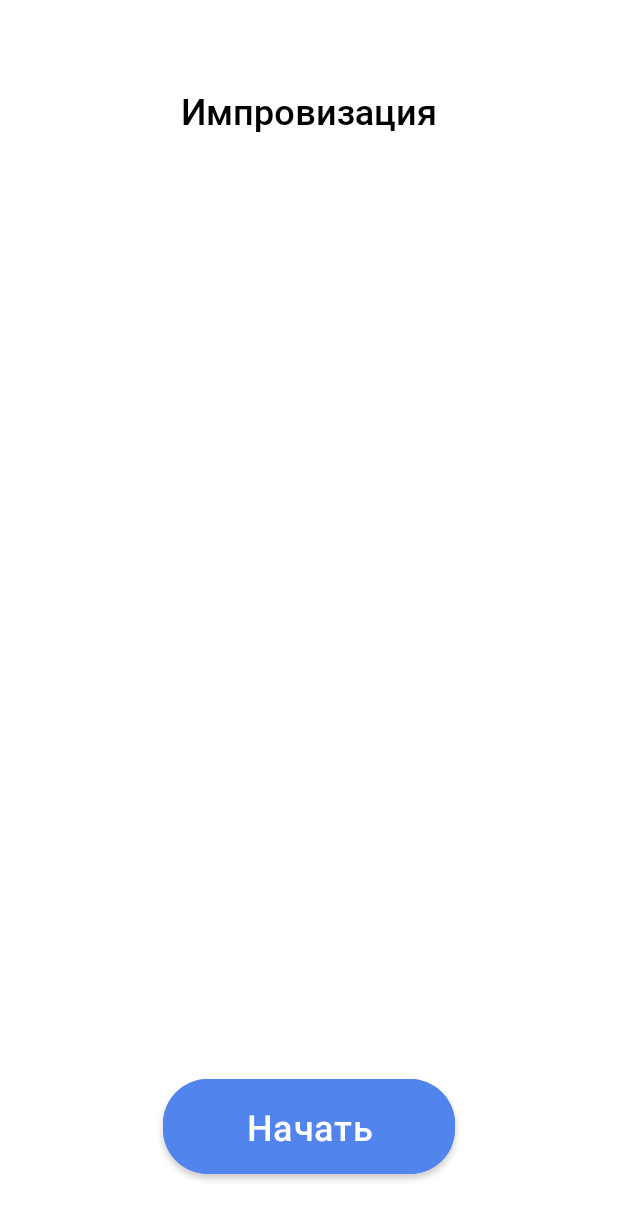
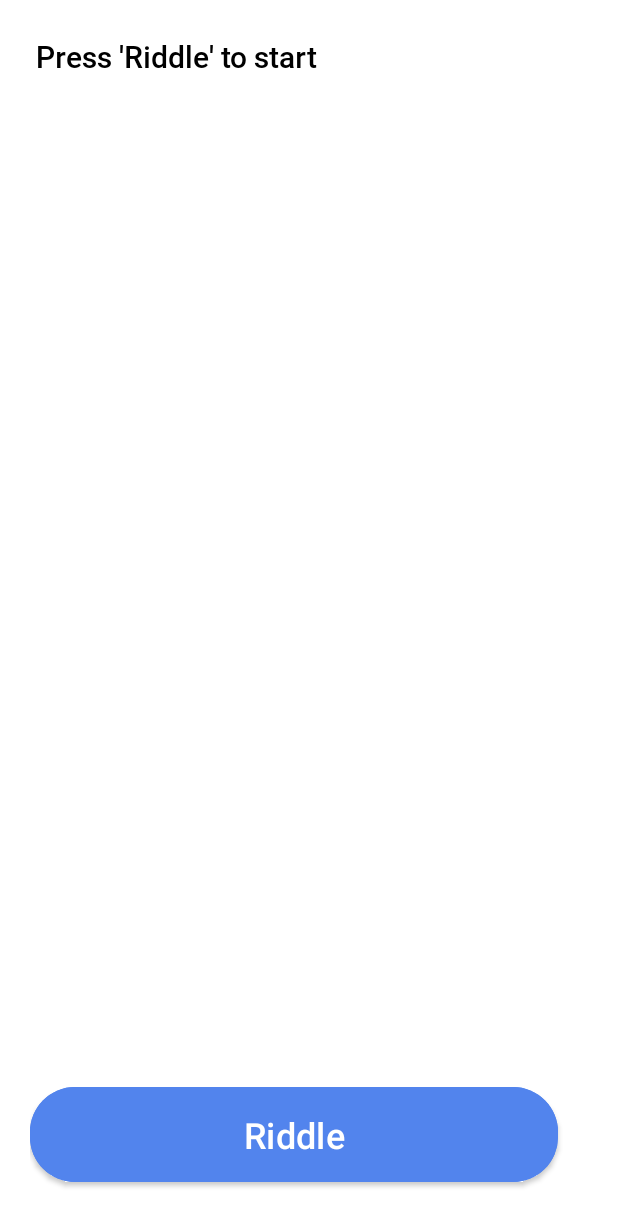
Before and after one commit to LightLLawliet/AliasGame, an Android app: the screen it shows after launch (MainActivity), after a tap on "Начать", on a phone screen of 412 x 824 dp. Shown: the top 1226 px of the screen. Run offline under Robolectric (Android 15) with nearby library versions, the phone set to English and light mode, and no system bars; libraries missing offline, so code that uses them is left out: io.realm; 1 statement that could not run was skipped.

Commit message:
- 006 answer shows by button click

```diff
--- a/app/src/main/java/com/example/alias/data/BaseRepository.kt
+++ b/app/src/main/java/com/example/alias/data/BaseRepository.kt
@@ -1,6 +1,8 @@
 package com.example.alias.data
 
-import CloudDataSource
+import com.example.alias.data.cache.CacheDataSource
+import com.example.alias.data.cache.RiddleResult
+import com.example.alias.data.cloud.CloudDataSource
 import com.example.alias.presentation.RiddleUi
 
 class BaseRepository(
--- a/app/src/main/java/com/example/alias/data/Repository.kt
+++ b/app/src/main/java/com/example/alias/data/Repository.kt
@@ -1,4 +1,6 @@
 package com.example.alias.data
+
+import com.example.alias.data.cache.RiddleResult
 
 
 interface Repository<S, E> {
--- a/app/src/main/java/com/example/alias/data/CacheDataSource.kt
+++ b/app/src/main/java/com/example/alias/data/cache/CacheDataSource.kt
@@ -1,5 +1,7 @@
-package com.example.alias.data
+package com.example.alias.data.cache
 
+import com.example.alias.data.Error
+import com.example.alias.data.Riddle
 import io.realm.Realm
 
 interface CacheDataSource : DataSource {
@@ -25,7 +27,7 @@ interface RiddleResult : Riddle {
 
     fun errorMessage(): String
 
-    class Success(private val riddle: Riddle) : RiddleResult{
+    class Success(private val riddle: Riddle) : RiddleResult {
 
         override fun isSuccessful(): Boolean = true
 
--- a/app/src/main/java/com/example/alias/data/RiddleCache.kt
+++ b/app/src/main/java/com/example/alias/data/cache/RiddleCache.kt
@@ -1,5 +1,6 @@
-package com.example.alias.data
+package com.example.alias.data.cache
 
+import com.example.alias.data.Riddle
 import io.realm.RealmObject
 import io.realm.annotations.PrimaryKey
 
--- a/app/src/main/java/com/example/alias/data/CloudDataSource.kt
+++ b/app/src/main/java/com/example/alias/data/cloud/CloudDataSource.kt
@@ -1,4 +1,8 @@
+package com.example.alias.data.cloud
+
 import com.example.alias.data.*
+import com.example.alias.data.cache.DataSource
+import com.example.alias.data.cache.RiddleResult
 import java.net.UnknownHostException
 
 interface CloudDataSource : DataSource {
--- a/app/src/main/java/com/example/alias/data/RiddleCloud.kt
+++ b/app/src/main/java/com/example/alias/data/cloud/RiddleCloud.kt
@@ -1,5 +1,6 @@
-package com.example.alias.data
+package com.example.alias.data.cloud
 
+import com.example.alias.data.Riddle
 import com.google.gson.annotations.SerializedName
 
 class RiddleCloud(
--- a/app/src/main/java/com/example/alias/data/RiddleService.kt
+++ b/app/src/main/java/com/example/alias/data/cloud/RiddleService.kt
@@ -1,5 +1,6 @@
-package com.example.alias.data
+package com.example.alias.data.cloud
 
+import com.example.alias.data.cloud.RiddleCloud
 import retrofit2.Call
 import retrofit2.http.GET
 
--- a/app/src/main/java/com/example/alias/presentation/AliasApp.kt
+++ b/app/src/main/java/com/example/alias/presentation/AliasApp.kt
@@ -1,8 +1,11 @@
 package com.example.alias.presentation
 
-import CloudDataSource
+import com.example.alias.data.cloud.CloudDataSource
 import android.app.Application
 import com.example.alias.data.*
+import com.example.alias.data.cache.CacheDataSource
+import com.example.alias.data.cache.ProvideRealm
+import com.example.alias.data.cloud.RiddleService
 import io.realm.Realm
 import retrofit2.Retrofit
 import retrofit2.converter.gson.GsonConverterFactory
--- a/app/src/main/java/com/example/alias/presentation/MainGameFragment.kt
+++ b/app/src/main/java/com/example/alias/presentation/MainGameFragment.kt
@@ -28,18 +28,35 @@ class MainGameFragment : Fragment() {
     override fun onViewCreated(view: View, savedInstanceState: Bundle?) {
         super.onViewCreated(view, savedInstanceState)
         val startButton = view.findViewById<Button>(R.id.startGameButton)
+        val showButton = view.findViewById<Button>(R.id.showAnswer)
         val textView = view.findViewById<TextView>(R.id.textTitle)
+        val titleText = view.findViewById<TextView>(R.id.titleText)
+
         startButton.setOnClickListener {
-            startButton.isEnabled = false
+            textView.visibility = View.GONE
+            titleText.visibility = View.GONE
+            startButton.text = getString(R.string.next_riddle)
+            startButton.visibility = View.GONE
+            showButton.visibility = View.GONE
             viewModel.getRiddle()
         }
-        val factUiCallback = object : FactUiCallback {
-            override fun provideText(text: String) {
-                startButton.isEnabled = true
-                textView.text = text
-                textView.movementMethod
+
+        val riddleUiCallback = object : RiddleUiCallback {
+            override fun provideRiddle(riddle: String) {
+                startButton.visibility = View.VISIBLE
+                titleText.visibility = View.VISIBLE
+                titleText.text = riddle
+            }
+
+            override fun provideAnswer(answer: String) {
+                showButton.visibility = View.VISIBLE
+                textView.text = answer
             }
         }
-        viewModel.init(factUiCallback)
+
+        showButton.setOnClickListener {
+            textView.visibility = View.VISIBLE
+        }
+        viewModel.init(riddleUiCallback)
     }
 }
--- a/app/src/main/java/com/example/alias/presentation/MainViewModel.kt
+++ b/app/src/main/java/com/example/alias/presentation/MainViewModel.kt
@@ -17,12 +17,12 @@ class MainViewModel(
     dispatchersList: DispatchersList = DispatchersList.Base(),
 ) : BaseViewModel(dispatchersList = dispatchersList) {
 
-    private var factUiCallback: FactUiCallback = FactUiCallback.Empty()
+    private var riddleUiCallback: RiddleUiCallback = RiddleUiCallback.Empty()
 
-    private val blockUi: suspend (RiddleUi) -> Unit = { it.show(factUiCallback) }
+    private val blockUi: suspend (RiddleUi) -> Unit = { it.showRiddle(riddleUiCallback) }
 
-    fun init(factUiCallback: FactUiCallback) {
-        this.factUiCallback = factUiCallback
+    fun init(riddleUiCallback: RiddleUiCallback) {
+        this.riddleUiCallback = riddleUiCallback
     }
 
     fun getRiddle() {
@@ -37,17 +37,21 @@ class MainViewModel(
 
     override fun onCleared() {
         super.onCleared()
-        factUiCallback = FactUiCallback.Empty()
+        riddleUiCallback = RiddleUiCallback.Empty()
     }
 }
 
-interface FactUiCallback {
+interface RiddleUiCallback {
 
-    fun provideText(text: String)
+    fun provideRiddle(riddle: String)
 
-    class Empty : FactUiCallback {
+    fun provideAnswer(answer: String)
 
-        override fun provideText(text: String) = Unit
+    class Empty : RiddleUiCallback {
+
+        override fun provideRiddle(riddle: String) = Unit
+
+        override fun provideAnswer(answer: String) = Unit
     }
 }
 
--- a/app/src/main/java/com/example/alias/presentation/RiddleUi.kt
+++ b/app/src/main/java/com/example/alias/presentation/RiddleUi.kt
@@ -2,15 +2,16 @@ package com.example.alias.presentation
 
 interface RiddleUi {
 
-    fun show(factUiCallback: FactUiCallback)
+    fun showRiddle(riddleUiCallback: RiddleUiCallback)
 
     abstract class Abstract(
         private val riddle: String,
         private val answer: String
     ) : RiddleUi {
 
-        override fun show(factUiCallback: FactUiCallback) = with(factUiCallback) {
-            provideText("$riddle\n\n$answer")
+        override fun showRiddle(riddleUiCallback: RiddleUiCallback) = with(riddleUiCallback) {
+            provideRiddle(riddle)
+            provideAnswer(answer)
         }
     }
 
--- a/app/src/main/res/layout/main_game_fragment.xml
+++ b/app/src/main/res/layout/main_game_fragment.xml
@@ -1,37 +1,54 @@
 <?xml version="1.0" encoding="utf-8"?>
 <LinearLayout xmlns:android="http://schemas.android.com/apk/res/android"
     xmlns:app="http://schemas.android.com/apk/res-auto"
+    xmlns:tools="http://schemas.android.com/tools"
     android:layout_width="match_parent"
     android:layout_height="match_parent"
     android:gravity="center"
     android:orientation="vertical">
 
     <LinearLayout
-        style="@style/robotoMedium"
         android:layout_width="match_parent"
         android:layout_height="wrap_content"
-        android:layout_weight="8"
-        android:gravity="top|center"
+        android:layout_weight="10"
+        android:gravity="top|start"
+        android:orientation="vertical"
         android:padding="@dimen/margin_large">
 
         <TextView
-            android:scrollbars="vertical"
+            android:id="@+id/titleText"
+            android:text="@string/press_riddle_to_start"
+            style="@style/riddle_style" />
+
+        <TextView
             android:id="@+id/textTitle"
-            style="@style/fragmentTitle"
-            android:text="@string/improvisationMainText" />
+            tools:text="Text"
+            style="@style/answer_style" />
     </LinearLayout>
 
+
     <LinearLayout
-        style="@style/robotoMedium"
         android:layout_width="match_parent"
         android:layout_height="wrap_content"
         android:layout_weight="1"
-        android:gravity="center">
+        android:layout_margin="@dimen/margin_medium"
+        android:gravity="bottom|center"
+        android:paddingBottom="10dp">
 
         <com.google.android.material.button.MaterialButton
             android:id="@+id/startGameButton"
-            style="@style/mainRoundButton"
-            android:text="@string/startText"
+            style="@style/gameRoundButton"
+            android:layout_weight="2"
+            android:layout_marginRight="@dimen/margin_medium"
+            android:text="@string/riddle"
+            app:cornerRadius="30dp" />
+
+        <com.google.android.material.button.MaterialButton
+            android:visibility="gone"
+            android:id="@+id/showAnswer"
+            android:layout_weight="1"
+            style="@style/gameRoundButton"
+            android:text="@string/show_answer"
             app:cornerRadius="30dp" />
     </LinearLayout>
 
--- a/app/src/main/res/values/colors.xml
+++ b/app/src/main/res/values/colors.xml
@@ -3,6 +3,7 @@
     <color name="purple_200">#FFBB86FC</color>
     <color name="purple_500">#FF6200EE</color>
     <color name="purple_700">#FF3700B3</color>
+    <color name="grey">#444444</color>
     <color name="main_blue">#5284ED</color>
     <color name="start_button_blue">#5284ED</color>
     <color name="teal_200">#FF03DAC5</color>
--- a/app/src/main/res/values/dimens.xml
+++ b/app/src/main/res/values/dimens.xml
@@ -2,4 +2,5 @@
 <resources>
     <dimen name="mainTextSize">34sp</dimen>
     <dimen name="margin_large">24dp</dimen>
+    <dimen name="margin_medium">20dp</dimen>
 </resources>
--- a/app/src/main/res/values/strings.xml
+++ b/app/src/main/res/values/strings.xml
@@ -14,4 +14,8 @@
     <string name="_0">0</string>
     <string name="no_connection_message">No connection</string>
     <string name="service_unavailable_message">Service unavailable</string>
+    <string name="riddle">Riddle</string>
+    <string name="show_answer">Show Answer</string>
+    <string name="next_riddle">Next riddle</string>
+    <string name="press_riddle_to_start">Press \'Riddle\' to start</string>
 </resources>
--- a/app/src/main/res/values/styles.xml
+++ b/app/src/main/res/values/styles.xml
@@ -4,7 +4,6 @@
     <style name="robotoMedium">
         <item name="android:fontFamily">@font/roboto_medium_g</item>
         <item name="android:gravity">bottom|center</item>
-        <item name="android:textFontWeight">500</item>
     </style>
 
     <style name="upMainButton">
@@ -38,6 +37,17 @@
         <item name="android:textSize">24sp</item>
     </style>
 
+    <style name="gameRoundButton">
+        <item name="android:layout_width">wrap_content</item>
+        <item name="android:layout_height">wrap_content</item>
+        <item name="android:backgroundTint">@color/main_blue</item>
+        <item name="android:letterSpacing">.01</item>
+        <item name="android:paddingHorizontal">10dp</item>
+        <item name="android:paddingVertical">15dp</item>
+        <item name="android:textAllCaps">false</item>
+        <item name="android:textSize">24sp</item>
+    </style>
+
     <style name="buttonNavigateText">
         <item name="android:layout_width">match_parent</item>
         <item name="android:layout_height">wrap_content</item>
@@ -47,4 +57,27 @@
         <item name="android:textColor">@color/main_blue</item>
         <item name="android:textSize">18sp</item>
     </style>
+
+    <style name="answer_style">
+        <item name="android:textColor">@color/grey</item>
+        <item name="android:layout_width">wrap_content</item>
+        <item name="android:layout_height">wrap_content</item>
+        <item name="android:layout_weight">1</item>
+        <item name="android:fontFamily">@font/roboto_flex</item>
+        <item name="android:gravity">bottom</item>
+        <item name="android:scrollbars">vertical</item>
+        <item name="android:textSize">18sp</item>
+    </style>
+
+    <style name="riddle_style">
+        <item name="android:layout_width">wrap_content</item>
+        <item name="android:layout_height">wrap_content</item>
+        <item name="android:layout_weight">8</item>
+        <item name="android:ellipsize">end</item>
+        <item name="android:fontFamily">@font/roboto_medium_g</item>
+        <item name="android:maxLines">20</item>
+        <item name="android:scrollbars">vertical</item>
+        <item name="android:textColor">@color/black</item>
+        <item name="android:textSize">20sp</item>
+    </style>
 </resources>
```
